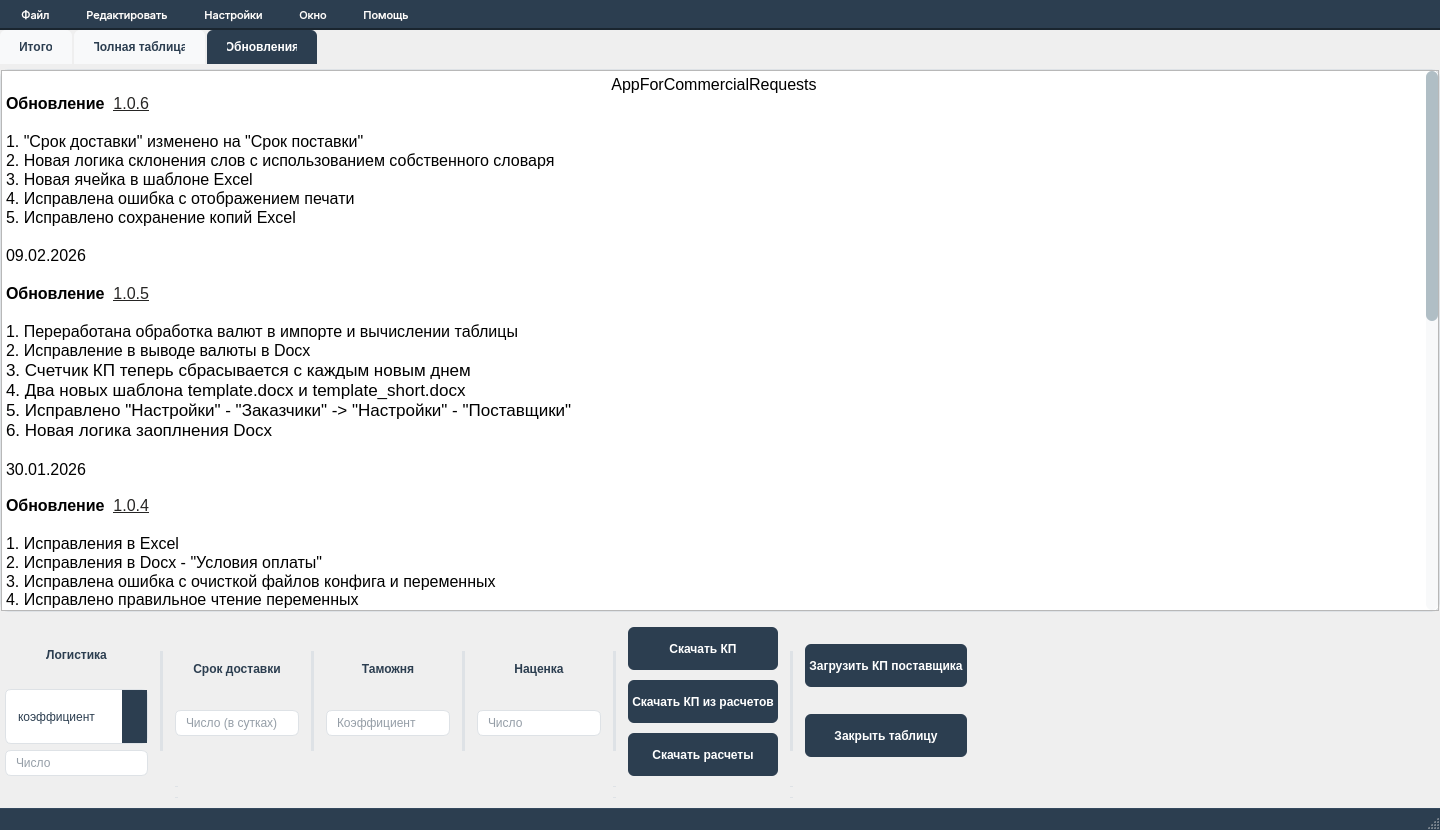
Old version of the form ui/mainGui.ui in the repository p4st1/AppForCommercialRequests.
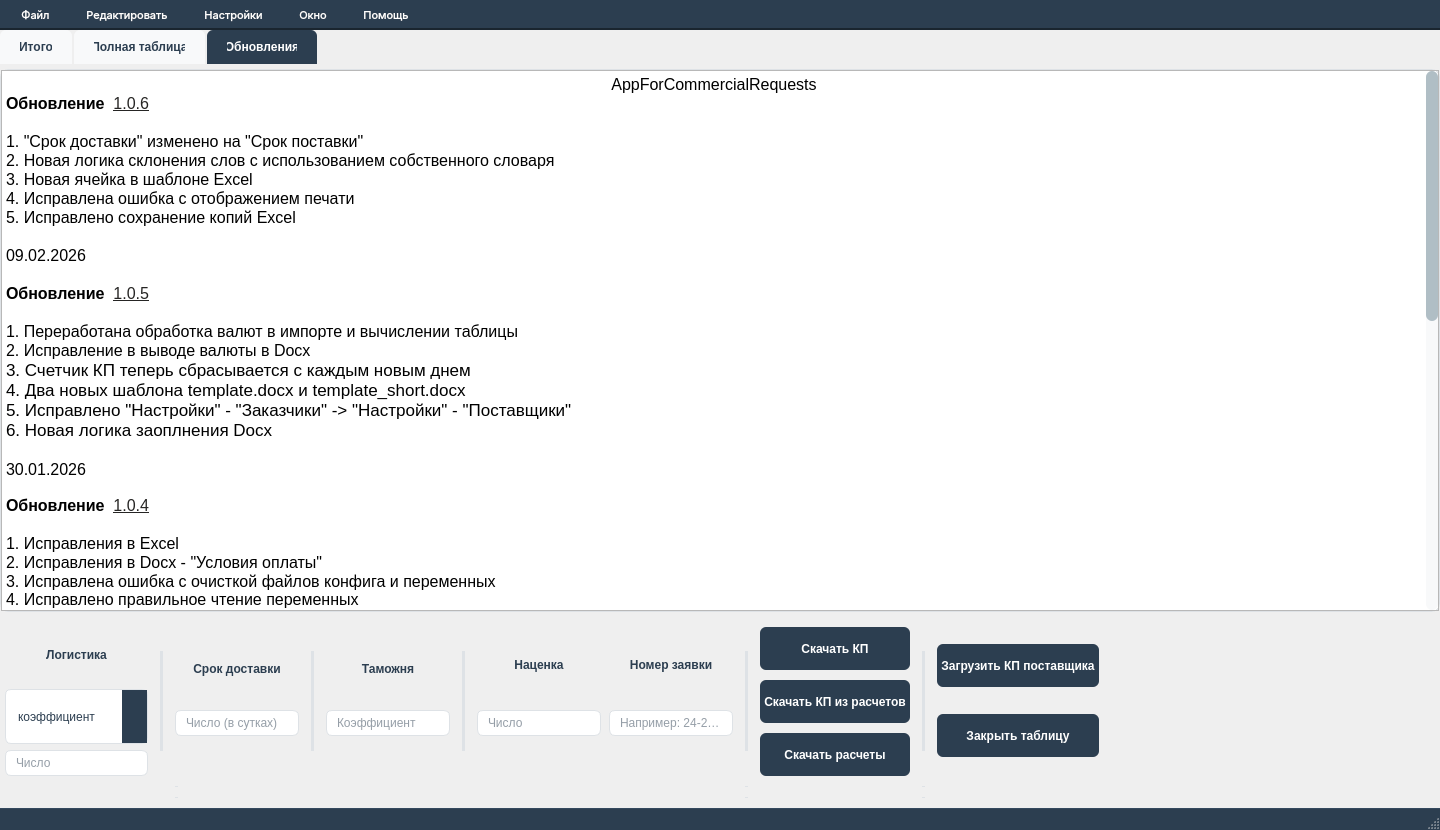
New version of the form. Icons and pictures are not drawn.

Commit message: Add request number handling

Diff of the .ui file:
```diff
--- a/ui/mainGui.ui
+++ b/ui/mainGui.ui
@@ -1522,6 +1522,13 @@
          <number>0</number>
         </property>
         <item>
+         <layout class="QHBoxLayout" name="horizontalLayout_markupRequest">
+          <property name="spacing">
+           <number>8</number>
+          </property>
+          <item>
+           <layout class="QVBoxLayout" name="verticalLayout_markupBlock">
+            <item>
          <widget class="QLabel" name="label_3">
           <property name="styleSheet">
            <string notr="true">QLabel {
@@ -1566,6 +1573,60 @@
            <string>Число</string>
           </property>
          </widget>
+            </item>
+           </layout>
+          </item>
+          <item>
+           <layout class="QVBoxLayout" name="verticalLayout_requestNumberBlock">
+            <item>
+             <widget class="QLabel" name="requestNumberLabel">
+              <property name="styleSheet">
+               <string notr="true">QLabel {
+	color:  #2c3e50;
+	font-weight: 600;
+	 font-size: 12px;
+}
+</string>
+              </property>
+              <property name="text">
+               <string>Номер заявки</string>
+              </property>
+              <property name="alignment">
+               <set>Qt::AlignmentFlag::AlignCenter</set>
+              </property>
+             </widget>
+            </item>
+            <item>
+             <widget class="QLineEdit" name="requestNumberLine">
+              <property name="sizePolicy">
+               <sizepolicy hsizetype="Minimum" vsizetype="Fixed">
+                <horstretch>0</horstretch>
+                <verstretch>0</verstretch>
+               </sizepolicy>
+              </property>
+              <property name="styleSheet">
+               <string notr="true">QLineEdit, QComboBox, QDateEdit, QSpinBox, QDoubleSpinBox {
+    background-color: white;
+    border: 1px solid #dee2e6;
+    border-radius: 6px;
+    padding: 4px 8px;
+    font-size: 12px;
+    color: #2c3e50;
+    min-height: 8px;
+    selection-background-color: #e3f2fd;
+}</string>
+              </property>
+              <property name="text">
+               <string/>
+              </property>
+              <property name="placeholderText">
+               <string>Например: 24-2026</string>
+              </property>
+             </widget>
+            </item>
+           </layout>
+          </item>
+         </layout>
         </item>
         <item>
          <spacer name="verticalSpacer_3">
```
Lines whose indentation alone changed are shown as unchanged. The commit also changes 4 other files.
